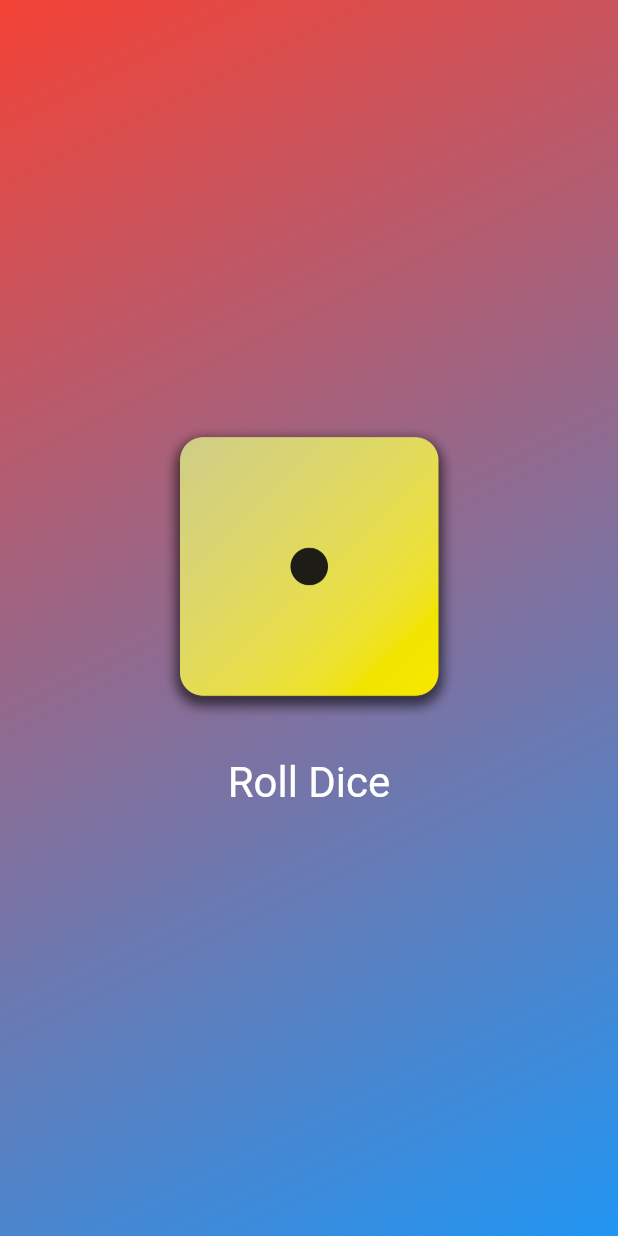
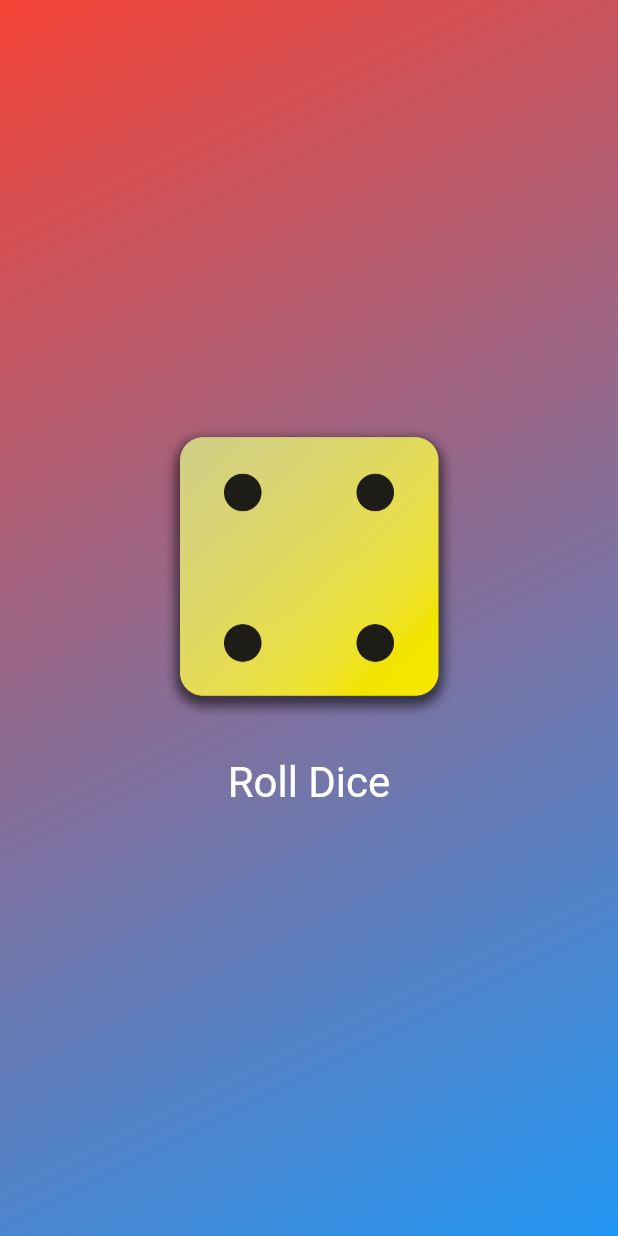
Before and after one commit to hwacho9/flutter_study, a Flutter app: the screen it shows after launch, after a tap on "Roll Dice", on a phone screen of 412 x 824 dp. Run offline on Flutter 3.47's test engine with Material 3 defaults, Android fonts, the phone set to English and light mode, and no system bars.

```diff
--- /dev/null
+++ b/lib/dice_roller.dart
@@ -0,0 +1,48 @@
+import 'package:flutter/material.dart';
+
+class DiceRoller extends StatefulWidget {
+  const DiceRoller({super.key});
+
+  @override
+  State<DiceRoller> createState() => _DiceRollerState();
+}
+
+class _DiceRollerState extends State<DiceRoller> {
+  var activeDiceImage = 'assets/images/dice-2.png';
+
+  void rollDice() {
+    setState(() {
+      activeDiceImage = 'assets/images/dice-4.png';
+    });
+    print("Changing image");
+  }
+
+  @override
+  Widget build(context) {
+    return Column(
+      mainAxisSize: MainAxisSize.min,
+      children: [
+        Image.asset(
+          activeDiceImage,
+          width: 200,
+        ),
+        const SizedBox(
+          height: 20,
+        ),
+        TextButton(
+          onPressed: rollDice,
+          style: TextButton.styleFrom(
+            // padding: const EdgeInsets.only(
+            //   top: 20,
+            // ),
+            foregroundColor: Colors.white,
+            textStyle: const TextStyle(
+              fontSize: 28,
+            ),
+          ),
+          child: const Text("Roll Dice"),
+        ),
+      ],
+    );
+  }
+}
--- a/lib/gradient_container.dart
+++ b/lib/gradient_container.dart
@@ -1,15 +1,11 @@
 import 'package:flutter/material.dart';
-import 'package:flutter_study/styled_text.dart';
+import 'package:flutter_study/dice_roller.dart';
 
 class GradientContainer extends StatelessWidget {
   const GradientContainer(this.color1, this.color2, {super.key});
 
   final Color color1;
   final Color color2;
-
-  void rollDice() {
-    //
-  }
 
   @override
   Widget build(context) {
@@ -25,31 +21,7 @@ class GradientContainer extends StatelessWidget {
         ),
       ),
       child: Center(
-        child: Column(
-          mainAxisSize: MainAxisSize.min,
-          children: [
-            Image.asset(
-              'assets/images/dice-1.png',
-              width: 200,
-            ),
-            const SizedBox(
-              height: 20,
-            ),
-            TextButton(
-              onPressed: rollDice,
-              style: TextButton.styleFrom(
-                // padding: const EdgeInsets.only(
-                //   top: 20,
-                // ),
-                foregroundColor: Colors.white,
-                textStyle: const TextStyle(
-                  fontSize: 28,
-                ),
-              ),
-              child: const Text("Roll Dice"),
-            ),
-          ],
-        ),
+        child: DiceRoller(),
       ),
     );
   }
--- a/lib/main.dart
+++ b/lib/main.dart
@@ -4,7 +4,7 @@ import 'gradient_container.dart';
 
 void main() {
   runApp(
-    MaterialApp(
+    const MaterialApp(
       home: Scaffold(
         body: GradientContainer(Colors.red, Colors.blue),
       ),
```
